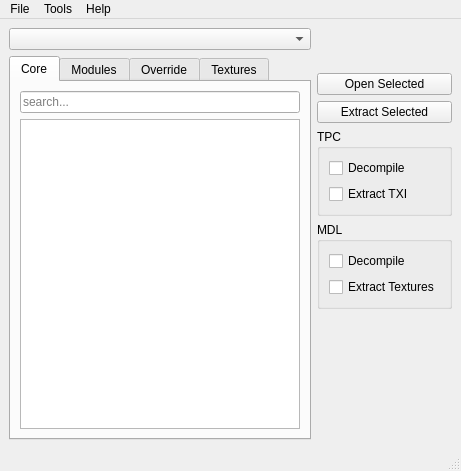
This is ui/mainwindow.ui in NickHugi/PyKotor as Qt 5 draws it before an edit. The edited form follows.
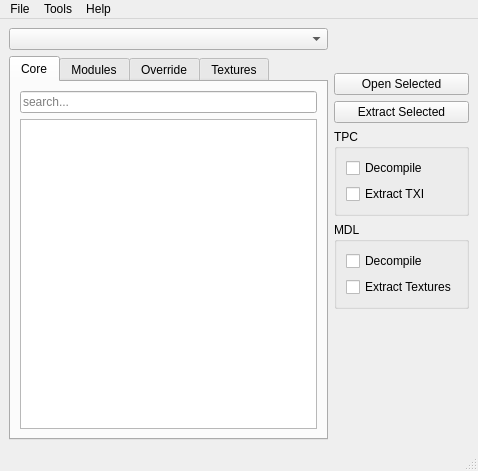
This is the edited form. Icons and pictures are not drawn. Custom widgets are drawn as their Qt base class.

The edit to the form file:
```diff
--- a/ui/mainwindow.ui
+++ b/ui/mainwindow.ui
@@ -6,7 +6,7 @@
    <rect>
     <x>0</x>
     <y>0</y>
-    <width>461</width>
+    <width>478</width>
     <height>471</height>
    </rect>
   </property>
@@ -491,7 +491,7 @@
     <rect>
      <x>0</x>
      <y>0</y>
-     <width>461</width>
+     <width>478</width>
      <height>21</height>
     </rect>
    </property>
```
